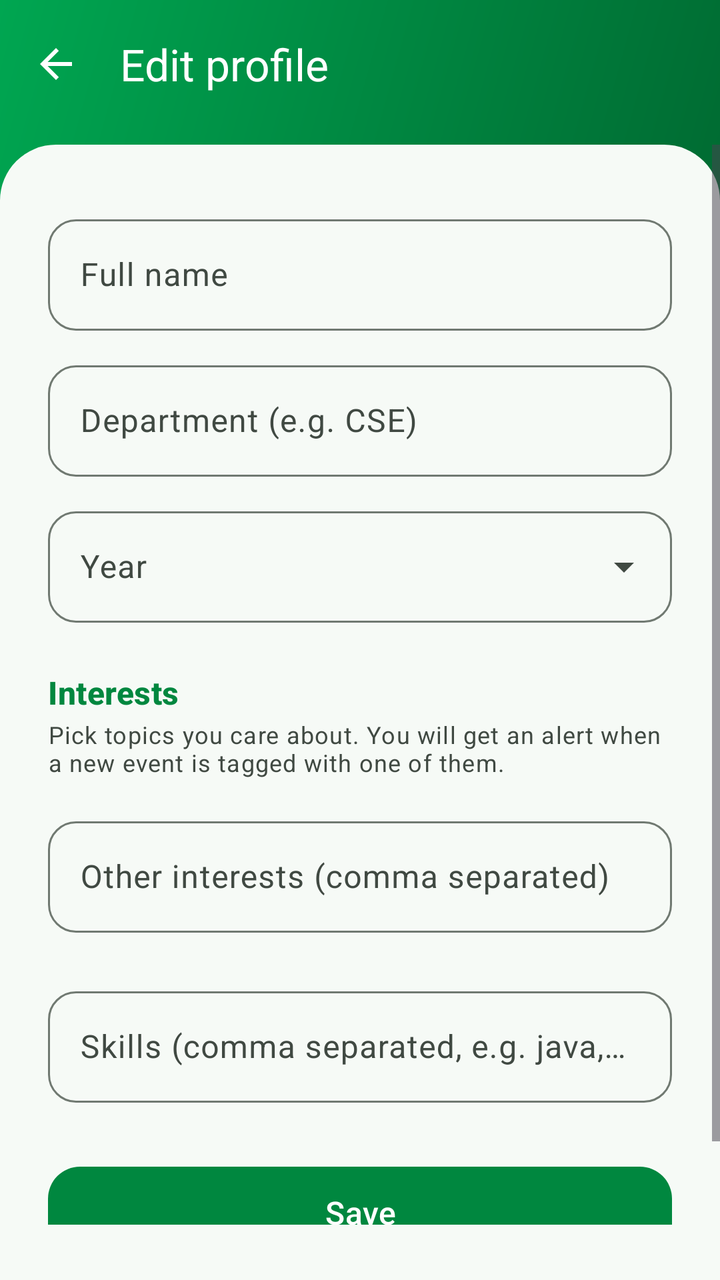
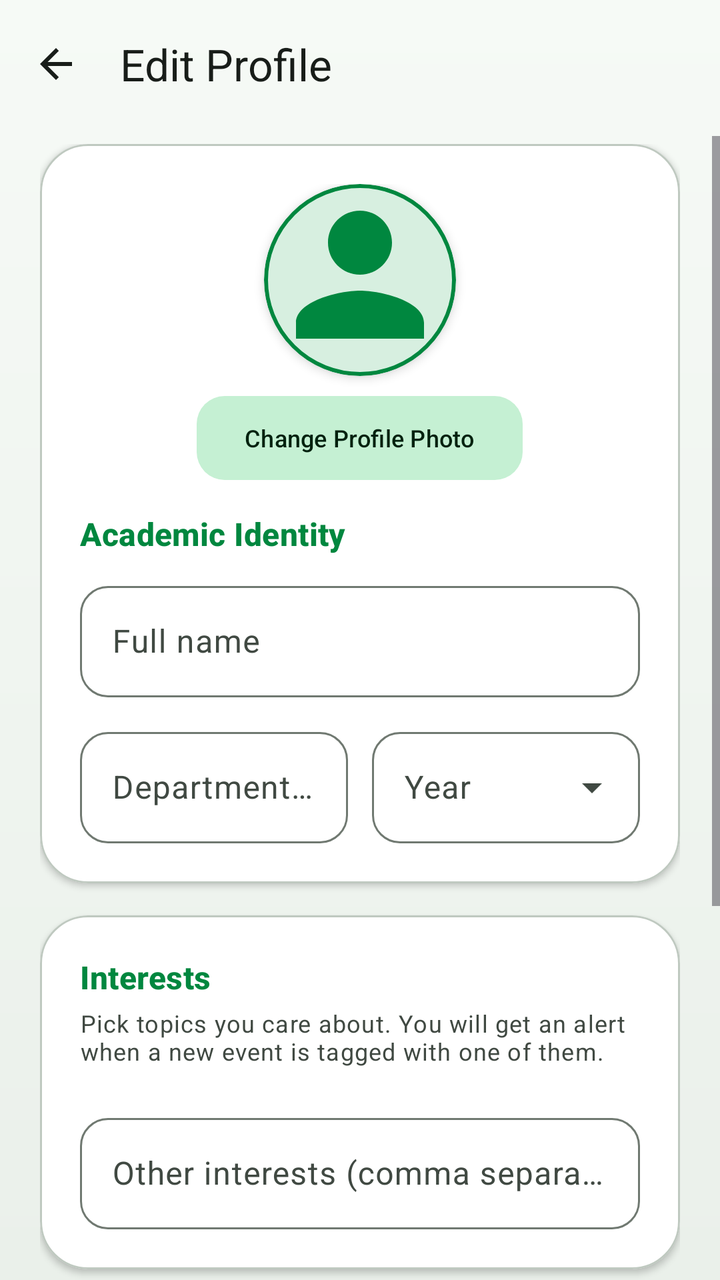

Screens rendered from an Android XML layout before and after an edit, with the pre-edit source and the edit as a unified diff.
<!-- AndroidManifest.xml: application theme Theme.ClubHub -->
<!-- res/layout/activity_edit_profile.xml -->
<?xml version="1.0" encoding="utf-8"?>
<LinearLayout xmlns:android="http://schemas.android.com/apk/res/android"
    xmlns:app="http://schemas.android.com/apk/res-auto"
    android:layout_width="match_parent"
    android:layout_height="match_parent"
    android:background="?attr/colorSurface"
    android:orientation="vertical">

    <LinearLayout
        android:id="@+id/header"
        android:layout_width="match_parent"
        android:layout_height="wrap_content"
        android:background="@drawable/bg_header_gradient"
        android:orientation="vertical"
        android:paddingBottom="36dp">

        <com.google.android.material.appbar.MaterialToolbar
            android:id="@+id/toolbar"
            android:layout_width="match_parent"
            android:layout_height="?attr/actionBarSize"
            android:background="@android:color/transparent"
            app:navigationIcon="@drawable/ic_arrow_back_white"
            app:title="@string/title_edit_profile"
            app:titleTextAppearance="?attr/textAppearanceTitleLarge"
            app:titleTextColor="@color/white" />
    </LinearLayout>

    <ScrollView
        android:layout_width="match_parent"
        android:layout_height="0dp"
        android:layout_marginTop="-28dp"
        android:layout_weight="1"
        android:background="@drawable/bg_sheet_top"
        android:fillViewport="true">

        <LinearLayout
            android:layout_width="match_parent"
            android:layout_height="wrap_content"
            android:orientation="vertical"
            android:padding="24dp">

            <com.google.android.material.textfield.TextInputLayout
                android:id="@+id/til_name"
                android:layout_width="match_parent"
                android:layout_height="wrap_content"
                android:layout_marginTop="8dp"
                android:hint="@string/hint_name">

                <com.google.android.material.textfield.TextInputEditText
                    android:id="@+id/et_name"
                    android:layout_width="match_parent"
                    android:layout_height="wrap_content"
                    android:inputType="textPersonName|textCapWords"
                    android:maxLines="1" />
            </com.google.android.material.textfield.TextInputLayout>

            <com.google.android.material.textfield.TextInputLayout
                android:id="@+id/til_department"
                android:layout_width="match_parent"
                android:layout_height="wrap_content"
                android:layout_marginTop="12dp"
                android:hint="@string/hint_department">

                <com.google.android.material.textfield.TextInputEditText
                    android:id="@+id/et_department"
                    android:layout_width="match_parent"
                    android:layout_height="wrap_content"
                    android:inputType="textCapCharacters"
                    android:maxLines="1" />
            </com.google.android.material.textfield.TextInputLayout>

            <com.google.android.material.textfield.TextInputLayout
                android:id="@+id/til_year"
                android:layout_width="match_parent"
                android:layout_height="wrap_content"
                android:layout_marginTop="12dp"
                android:hint="@string/hint_year"
                app:endIconDrawable="@drawable/ic_arrow_drop_down"
                app:endIconMode="custom">

                <com.google.android.material.textfield.TextInputEditText
                    android:id="@+id/et_year"
                    android:layout_width="match_parent"
                    android:layout_height="wrap_content"
                    android:clickable="true"
                    android:cursorVisible="false"
                    android:focusable="false"
                    android:inputType="none" />
            </com.google.android.material.textfield.TextInputLayout>

            <TextView
                android:layout_width="match_parent"
                android:layout_height="wrap_content"
                android:layout_marginTop="24dp"
                android:text="@string/label_interests"
                android:textAppearance="?attr/textAppearanceTitleMedium"
                android:textColor="?attr/colorPrimary"
                android:textStyle="bold" />

            <TextView
                android:layout_width="match_parent"
                android:layout_height="wrap_content"
                android:layout_marginTop="2dp"
                android:text="@string/interests_help"
                android:textAppearance="?attr/textAppearanceBodySmall"
                android:textColor="?attr/colorOnSurfaceVariant" />

            <com.google.android.material.chip.ChipGroup
                android:id="@+id/chip_group_interests"
                android:layout_width="match_parent"
                android:layout_height="wrap_content"
                android:layout_marginTop="8dp" />

            <com.google.android.material.textfield.TextInputLayout
                android:id="@+id/til_other_interests"
                android:layout_width="match_parent"
                android:layout_height="wrap_content"
                android:layout_marginTop="8dp"
                android:hint="@string/hint_other_interests">

                <com.google.android.material.textfield.TextInputEditText
                    android:id="@+id/et_other_interests"
                    android:layout_width="match_parent"
                    android:layout_height="wrap_content"
                    android:inputType="text"
                    android:maxLines="1" />
            </com.google.android.material.textfield.TextInputLayout>

            <com.google.android.material.textfield.TextInputLayout
                android:id="@+id/til_skills"
                android:layout_width="match_parent"
                android:layout_height="wrap_content"
                android:layout_marginTop="24dp"
                android:hint="@string/hint_skills">

                <com.google.android.material.textfield.TextInputEditText
                    android:id="@+id/et_skills"
                    android:layout_width="match_parent"
                    android:layout_height="wrap_content"
                    android:inputType="text"
                    android:maxLines="1" />
            </com.google.android.material.textfield.TextInputLayout>

            <com.google.android.material.button.MaterialButton
                android:id="@+id/btn_save"
                android:layout_width="match_parent"
                android:layout_height="wrap_content"
                android:layout_marginTop="28dp"
                android:minHeight="54dp"
                android:text="@string/action_save"
                android:textSize="16sp" />

            <com.google.android.material.progressindicator.CircularProgressIndicator
                android:id="@+id/progress"
                android:layout_width="wrap_content"
                android:layout_height="wrap_content"
                android:layout_gravity="center_horizontal"
                android:layout_marginTop="16dp"
                android:indeterminate="true"
                android:visibility="gone" />
        </LinearLayout>
    </ScrollView>
</LinearLayout>
<!-- resources referenced by this layout -->
<resources>
  <color name="white">#FFFFFF</color>
  <!-- drawable bg_header_gradient (drawable) -->
  <?xml version="1.0" encoding="utf-8"?>
  <shape xmlns:android="http://schemas.android.com/apk/res/android"
      android:shape="rectangle">
      <gradient
          android:angle="315"
          android:endColor="@color/header_end"
          android:startColor="@color/header_start"
          android:type="linear" />
  </shape>
  <!-- drawable bg_sheet_top (drawable) -->
  <?xml version="1.0" encoding="utf-8"?>
  <shape xmlns:android="http://schemas.android.com/apk/res/android"
      android:shape="rectangle">
      <solid android:color="?attr/colorSurface" />
      <corners
          android:topLeftRadius="28dp"
          android:topRightRadius="28dp" />
  </shape>
  <!-- drawable ic_arrow_back_white (drawable) -->
  <?xml version="1.0" encoding="utf-8"?>
  <vector xmlns:android="http://schemas.android.com/apk/res/android"
      android:width="24dp"
      android:height="24dp"
      android:viewportWidth="24"
      android:viewportHeight="24">
      <path
          android:fillColor="#FFFFFF"
          android:pathData="M20,11H7.83l5.59,-5.59L12,4l-8,8 8,8 1.41,-1.41L7.83,13H20v-2z" />
  </vector>
  <!-- drawable ic_arrow_drop_down (drawable) -->
  <?xml version="1.0" encoding="utf-8"?>
  <vector xmlns:android="http://schemas.android.com/apk/res/android"
      android:width="24dp"
      android:height="24dp"
      android:viewportWidth="24"
      android:viewportHeight="24"
      android:tint="?attr/colorControlNormal">
      <path
          android:fillColor="@android:color/white"
          android:pathData="M7,10l5,5 5,-5z" />
  </vector>
  <string name="action_save">Save</string>
  <string name="hint_department">Department (e.g. CSE)</string>
  <string name="hint_name">Full name</string>
  <string name="hint_other_interests">Other interests (comma separated)</string>
  <string name="hint_skills">Skills (comma separated, e.g. java, arduino)</string>
  <string name="hint_year">Year</string>
  <string name="interests_help">Pick topics you care about. You will get an alert when a new event is tagged with one of them.</string>
  <string name="label_interests">Interests</string>
  <string name="title_edit_profile">Edit profile</string>
  <style name="Theme.ClubHub" parent="Base.Theme.ClubHub" />
  <color name="header_end">#006B32</color>
  <color name="header_start">#00A651</color>
  <style name="Widget.ClubHub.TextInputLayout" parent="Widget.Material3.TextInputLayout.OutlinedBox">
          <item name="boxCornerRadiusTopStart">14dp</item>
          <item name="boxCornerRadiusTopEnd">14dp</item>
          <item name="boxCornerRadiusBottomStart">14dp</item>
          <item name="boxCornerRadiusBottomEnd">14dp</item>
      </style>
  <style name="Widget.ClubHub.Button" parent="Widget.Material3.Button">
          <item name="cornerRadius">16dp</item>
      </style>
  <!-- unchanged entries left out for length: 1 -->
</resources>

<!-- the commit's change to res/layout/activity_edit_profile.xml (unified diff, before → after) -->
@@ -3,16 +3,16 @@
     xmlns:app="http://schemas.android.com/apk/res-auto"
     android:layout_width="match_parent"
     android:layout_height="match_parent"
-    android:background="?attr/colorSurface"
+    android:background="@drawable/bg_screen_mint"
     android:orientation="vertical">
 
+    
     <LinearLayout
         android:id="@+id/header"
         android:layout_width="match_parent"
         android:layout_height="wrap_content"
-        android:background="@drawable/bg_header_gradient"
         android:orientation="vertical"
-        android:paddingBottom="36dp">
+        android:paddingBottom="4dp">
 
         <com.google.android.material.appbar.MaterialToolbar
             android:id="@+id/toolbar"
@@ -20,135 +20,272 @@
             android:layout_height="?attr/actionBarSize"
             android:background="@android:color/transparent"
             app:navigationIcon="@drawable/ic_arrow_back_white"
+            app:navigationIconTint="?attr/colorOnSurface"
             app:title="@string/title_edit_profile"
             app:titleTextAppearance="?attr/textAppearanceTitleLarge"
-            app:titleTextColor="@color/white" />
+            app:titleTextColor="?attr/colorOnSurface" />
     </LinearLayout>
 
     <ScrollView
         android:layout_width="match_parent"
         android:layout_height="0dp"
-        android:layout_marginTop="-28dp"
         android:layout_weight="1"
-        android:background="@drawable/bg_sheet_top"
         android:fillViewport="true">
 
         <LinearLayout
             android:layout_width="match_parent"
             android:layout_height="wrap_content"
             android:orientation="vertical"
-            android:padding="24dp">
-
-            <com.google.android.material.textfield.TextInputLayout
-                android:id="@+id/til_name"
+            android:paddingHorizontal="20dp"
+            android:paddingTop="4dp"
+            android:paddingBottom="28dp">
+
+            
+            <com.google.android.material.card.MaterialCardView
                 android:layout_width="match_parent"
                 android:layout_height="wrap_content"
-                android:layout_marginTop="8dp"
-                android:hint="@string/hint_name">
-
-                <com.google.android.material.textfield.TextInputEditText
-                    android:id="@+id/et_name"
+                app:cardBackgroundColor="?attr/colorSurfaceContainerLowest"
+                app:cardCornerRadius="24dp"
+                app:cardElevation="2dp"
+                app:strokeColor="?attr/colorOutlineVariant"
+                app:strokeWidth="1dp">
+
+                <LinearLayout
                     android:layout_width="match_parent"
                     android:layout_height="wrap_content"
-                    android:inputType="textPersonName|textCapWords"
-                    android:maxLines="1" />
-            </com.google.android.material.textfield.TextInputLayout>
-
-            <com.google.android.material.textfield.TextInputLayout
-                android:id="@+id/til_department"
+                    android:orientation="vertical"
+                    android:padding="20dp">
+
+                    <LinearLayout
+                        android:layout_width="match_parent"
+                        android:layout_height="wrap_content"
+                        android:gravity="center_horizontal"
+                        android:orientation="vertical"
+                        android:paddingBottom="8dp">
+
+                        <com.google.android.material.card.MaterialCardView
+                            android:id="@+id/card_pick_photo"
+                            android:layout_width="96dp"
+                            android:layout_height="96dp"
+                            android:clickable="true"
+                            android:focusable="true"
+                            app:cardCornerRadius="48dp"
+                            app:cardElevation="3dp"
+                            app:strokeColor="?attr/colorPrimary"
+                            app:strokeWidth="2dp">
+
+                            <ImageView
+                                android:id="@+id/iv_profile_photo"
+                                android:layout_width="match_parent"
+                                android:layout_height="match_parent"
+                                android:contentDescription="@string/title_profile"
+                                android:scaleType="centerCrop"
+                                android:src="@drawable/ic_default_user_avatar" />
+                        </com.google.android.material.card.MaterialCardView>
+
+                        <com.google.android.material.button.MaterialButton
+                            android:id="@+id/btn_change_photo"
+                            style="@style/Widget.Material3.Button.TonalButton"
+                            android:layout_width="wrap_content"
+                            android:layout_height="wrap_content"
+                            android:layout_marginTop="10dp"
+                            android:insetTop="0dp"
+                            android:insetBottom="0dp"
+                            android:maxLines="1"
+                            android:minHeight="42dp"
+                            android:text="@string/action_upload_profile_photo"
+                            android:textSize="12sp"
+                            app:cornerRadius="14dp" />
+                    </LinearLayout>
+
+                    <TextView
+                        android:layout_width="match_parent"
+                        android:layout_height="wrap_content"
+                        android:layout_marginTop="8dp"
+                        android:text="Academic Identity"
+                        android:textAppearance="?attr/textAppearanceTitleMedium"
+                        android:textColor="?attr/colorPrimary"
+                        android:textStyle="bold" />
+
+                    <com.google.android.material.textfield.TextInputLayout
+                        android:id="@+id/til_name"
+                        android:layout_width="match_parent"
+                        android:layout_height="wrap_content"
+                        android:layout_marginTop="10dp"
+                        android:hint="@string/hint_name">
+
+                        <com.google.android.material.textfield.TextInputEditText
+                            android:id="@+id/et_name"
+                            android:layout_width="match_parent"
+                            android:layout_height="wrap_content"
+                            android:inputType="textPersonName|textCapWords"
+                            android:maxLines="1" />
+                    </com.google.android.material.textfield.TextInputLayout>
+
+                    <LinearLayout
+                        android:layout_width="match_parent"
+                        android:layout_height="wrap_content"
+                        android:layout_marginTop="12dp"
+                        android:baselineAligned="false"
+                        android:orientation="horizontal">
+
+                        <com.google.android.material.textfield.TextInputLayout
+                            android:id="@+id/til_department"
+                            android:layout_width="0dp"
+                            android:layout_height="wrap_content"
+                            android:layout_marginEnd="6dp"
+                            android:layout_weight="1"
+                            android:hint="@string/hint_department">
+
+                            <com.google.android.material.textfield.TextInputEditText
+                                android:id="@+id/et_department"
+                                android:layout_width="match_parent"
+                                android:layout_height="wrap_content"
+                                android:inputType="textCapCharacters"
+                                android:maxLines="1" />
+                        </com.google.android.material.textfield.TextInputLayout>
+
+                        <com.google.android.material.textfield.TextInputLayout
+                            android:id="@+id/til_year"
+                            android:layout_width="0dp"
+                            android:layout_height="wrap_content"
+                            android:layout_marginStart="6dp"
+                            android:layout_weight="1"
+                            android:hint="@string/hint_year"
+                            app:endIconDrawable="@drawable/ic_arrow_drop_down"
+                            app:endIconMode="custom">
+
+                            <com.google.android.material.textfield.TextInputEditText
+                                android:id="@+id/et_year"
+                                android:layout_width="match_parent"
+                                android:layout_height="wrap_content"
+                                android:clickable="true"
+                                android:cursorVisible="false"
+                                android:focusable="false"
+                                android:inputType="none" />
+                        </com.google.android.material.textfield.TextInputLayout>
+                    </LinearLayout>
+                </LinearLayout>
+            </com.google.android.material.card.MaterialCardView>
+
+            
+            <com.google.android.material.card.MaterialCardView
                 android:layout_width="match_parent"
                 android:layout_height="wrap_content"
-                android:layout_marginTop="12dp"
-                android:hint="@string/hint_department">
-
-                <com.google.android.material.textfield.TextInputEditText
-                    android:id="@+id/et_department"
+                android:layout_marginTop="16dp"
+                app:cardBackgroundColor="?attr/colorSurfaceContainerLowest"
+                app:cardCornerRadius="24dp"
+                app:cardElevation="2dp"
+                app:strokeColor="?attr/colorOutlineVariant"
+                app:strokeWidth="1dp">
+
+                <LinearLayout
                     android:layout_width="match_parent"
                     android:layout_height="wrap_content"
-                    android:inputType="textCapCharacters"
-                    android:maxLines="1" />
-            </com.google.android.material.textfield.TextInputLayout>
-
-            <com.google.android.material.textfield.TextInputLayout
-                android:id="@+id/til_year"
+                    android:orientation="vertical"
+                    android:padding="20dp">
+
+                    <TextView
+                        android:layout_width="match_parent"
+                        android:layout_height="wrap_content"
+                        android:text="@string/label_interests"
+                        android:textAppearance="?attr/textAppearanceTitleMedium"
+                        android:textColor="?attr/colorPrimary"
+                        android:textStyle="bold" />
+
+                    <TextView
+                        android:layout_width="match_parent"
+                        android:layout_height="wrap_content"
+                        android:layout_marginTop="4dp"
+                        android:text="@string/interests_help"
+                        android:textAppearance="?attr/textAppearanceBodySmall"
+                        android:textColor="?attr/colorOnSurfaceVariant" />
+
+                    <com.google.android.material.chip.ChipGroup
+                        android:id="@+id/chip_group_interests"
+                        android:layout_width="match_parent"
+                        android:layout_height="wrap_content"
+                        android:layout_marginTop="10dp" />
+
+                    <com.google.android.material.textfield.TextInputLayout
+                        android:id="@+id/til_other_interests"
+                        android:layout_width="match_parent"
+                        android:layout_height="wrap_content"
+                        android:layout_marginTop="10dp"
+                        android:hint="@string/hint_other_interests">
+
+                        <com.google.android.material.textfield.TextInputEditText
+                            android:id="@+id/et_other_interests"
+                            android:layout_width="match_parent"
+                            android:layout_height="wrap_content"
+                            android:inputType="text"
+                            android:maxLines="1" />
+                    </com.google.android.material.textfield.TextInputLayout>
+                </LinearLayout>
+            </com.google.android.material.card.MaterialCardView>
+
+            
+            <com.google.android.material.card.MaterialCardView
                 android:layout_width="match_parent"
                 android:layout_height="wrap_content"
-                android:layout_marginTop="12dp"
-                android:hint="@string/hint_year"
-                app:endIconDrawable="@drawable/ic_arrow_drop_down"
-                app:endIconMode="custom">
-
-                <com.google.android.material.textfield.TextInputEditText
-                    android:id="@+id/et_year"
+                android:layout_marginTop="16dp"
+                app:cardBackgroundColor="?attr/colorSurfaceContainerLowest"
+                app:cardCornerRadius="24dp"
+                app:cardElevation="2dp"
+                app:strokeColor="?attr/colorOutlineVariant"
+                app:strokeWidth="1dp">
+
+                <LinearLayout
                     android:layout_width="match_parent"
                     android:layout_height="wrap_content"
-                    android:clickable="true"
-                    android:cursorVisible="false"
-                    android:focusable="false"
-                    android:inputType="none" />
-            </com.google.android.material.textfield.TextInputLayout>
-
-            <TextView
-                android:layout_width="match_parent"
-                android:layout_height="wrap_content"
-                android:layout_marginTop="24dp"
-                android:text="@string/label_interests"
-                android:textAppearance="?attr/textAppearanceTitleMedium"
-                android:textColor="?attr/colorPrimary"
-                android:textStyle="bold" />
-
-            <TextView
-                android:layout_width="match_parent"
-                android:layout_height="wrap_content"
-                android:layout_marginTop="2dp"
-                android:text="@string/interests_help"
-                android:textAppearance="?attr/textAppearanceBodySmall"
-                android:textColor="?attr/colorOnSurfaceVariant" />
-
-            <com.google.android.material.chip.ChipGroup
-                android:id="@+id/chip_group_interests"
-                android:layout_width="match_parent"
-                android:layout_height="wrap_content"
-                android:layout_marginTop="8dp" />
-
-            <com.google.android.material.textfield.TextInputLayout
-                android:id="@+id/til_other_interests"
-                android:layout_width="match_parent"
-                android:layout_height="wrap_content"
-                android:layout_marginTop="8dp"
-                android:hint="@string/hint_other_interests">
-
-                <com.google.android.material.textfield.TextInputEditText
-                    android:id="@+id/et_other_interests"
-                    android:layout_width="match_parent"
-                    android:layout_height="wrap_content"
-                    android:inputType="text"
-                    android:maxLines="1" />
-            </com.google.android.material.textfield.TextInputLayout>
-
-            <com.google.android.material.textfield.TextInputLayout
-                android:id="@+id/til_skills"
-                android:layout_width="match_parent"
-                android:layout_height="wrap_content"
-                android:layout_marginTop="24dp"
-                android:hint="@string/hint_skills">
-
-                <com.google.android.material.textfield.TextInputEditText
-                    android:id="@+id/et_skills"
-                    android:layout_width="match_parent"
-                    android:layout_height="wrap_content"
-                    android:inputType="text"
-                    android:maxLines="1" />
-            </com.google.android.material.textfield.TextInputLayout>
+                    android:orientation="vertical"
+                    android:padding="20dp">
+
+                    <TextView
+                        android:layout_width="match_parent"
+                        android:layout_height="wrap_content"
+                        android:text="@string/label_skills"
+                        android:textAppearance="?attr/textAppearanceTitleMedium"
+                        android:textColor="?attr/colorPrimary"
+                        android:textStyle="bold" />
+
+                    <TextView
+                        android:layout_width="match_parent"
+                        android:layout_height="wrap_content"
+                        android:layout_marginTop="4dp"
+                        android:text="Used to match you with competition teams looking for your skills."
+                        android:textAppearance="?attr/textAppearanceBodySmall"
+                        android:textColor="?attr/colorOnSurfaceVariant" />
+
+                    <com.google.android.material.textfield.TextInputLayout
+                        android:id="@+id/til_skills"
+                        android:layout_width="match_parent"
+                        android:layout_height="wrap_content"
+                        android:layout_marginTop="10dp"
+                        android:hint="@string/hint_skills">
+
+                        <com.google.android.material.textfield.TextInputEditText
+                            android:id="@+id/et_skills"
+                            android:layout_width="match_parent"
+                            android:layout_height="wrap_content"
+                            android:inputType="text"
+                            android:maxLines="1" />
+                    </com.google.android.material.textfield.TextInputLayout>
+                </LinearLayout>
+            </com.google.android.material.card.MaterialCardView>
 
             <com.google.android.material.button.MaterialButton
                 android:id="@+id/btn_save"
                 android:layout_width="match_parent"
                 android:layout_height="wrap_content"
-                android:layout_marginTop="28dp"
-                android:minHeight="54dp"
+                android:layout_marginTop="20dp"
+                android:insetTop="0dp"
+                android:insetBottom="0dp"
+                android:maxLines="1"
+                android:minHeight="52dp"
                 android:text="@string/action_save"
-                android:textSize="16sp" />
+                android:textSize="15sp"
+                app:cornerRadius="16dp" />
 
             <com.google.android.material.progressindicator.CircularProgressIndicator
                 android:id="@+id/progress"
<!-- resource entries referenced after the edit -->
@@ -1,24 +1,15 @@
 <!-- resources referenced by this layout -->
 <resources>
-  <color name="white">#FFFFFF</color>
-  <!-- drawable bg_header_gradient (drawable) -->
+  <!-- drawable bg_screen_mint (drawable) -->
   <?xml version="1.0" encoding="utf-8"?>
   <shape xmlns:android="http://schemas.android.com/apk/res/android"
       android:shape="rectangle">
       <gradient
-          android:angle="315"
-          android:endColor="@color/header_end"
-          android:startColor="@color/header_start"
+          android:angle="270"
+          android:startColor="?attr/colorSurface"
+          android:centerColor="?attr/colorSurfaceContainerLow"
+          android:endColor="?attr/colorSurfaceContainer"
           android:type="linear" />
-  </shape>
-  <!-- drawable bg_sheet_top (drawable) -->
-  <?xml version="1.0" encoding="utf-8"?>
-  <shape xmlns:android="http://schemas.android.com/apk/res/android"
-      android:shape="rectangle">
-      <solid android:color="?attr/colorSurface" />
-      <corners
-          android:topLeftRadius="28dp"
-          android:topRightRadius="28dp" />
   </shape>
   <!-- drawable ic_arrow_back_white (drawable) -->
   <?xml version="1.0" encoding="utf-8"?>
@@ -43,7 +34,22 @@
           android:fillColor="@android:color/white"
           android:pathData="M7,10l5,5 5,-5z" />
   </vector>
-  <string name="action_save">Save</string>
+  <!-- drawable ic_default_user_avatar (drawable) -->
+  <?xml version="1.0" encoding="utf-8"?>
+  <vector xmlns:android="http://schemas.android.com/apk/res/android"
+      android:width="72dp"
+      android:height="72dp"
+      android:viewportWidth="72"
+      android:viewportHeight="72">
+      <path
+          android:fillColor="#D7EFE0"
+          android:pathData="M36,36m-36,0a36,36 0 1,1 72,0a36,36 0 1,1 -72,0" />
+      <path
+          android:fillColor="#00873F"
+          android:pathData="M36,34c6.63,0 12,-5.37 12,-12s-5.37,-12 -12,-12 -12,5.37 -12,12 5.37,12 12,12zM36,40c-8.01,0 -24,4.02 -24,12v6h48v-6c0,-7.98 -15.99,-12 -24,-12z" />
+  </vector>
+  <string name="action_save">Save Changes</string>
+  <string name="action_upload_profile_photo">Change Profile Photo</string>
   <string name="hint_department">Department (e.g. CSE)</string>
   <string name="hint_name">Full name</string>
   <string name="hint_other_interests">Other interests (comma separated)</string>
@@ -51,10 +57,10 @@
   <string name="hint_year">Year</string>
   <string name="interests_help">Pick topics you care about. You will get an alert when a new event is tagged with one of them.</string>
   <string name="label_interests">Interests</string>
-  <string name="title_edit_profile">Edit profile</string>
+  <string name="label_skills">Skills</string>
+  <string name="title_edit_profile">Edit Profile</string>
+  <string name="title_profile">Profile</string>
   <style name="Theme.ClubHub" parent="Base.Theme.ClubHub" />
-  <color name="header_end">#006B32</color>
-  <color name="header_start">#00A651</color>
   <style name="Widget.ClubHub.TextInputLayout" parent="Widget.Material3.TextInputLayout.OutlinedBox">
           <item name="boxCornerRadiusTopStart">14dp</item>
           <item name="boxCornerRadiusTopEnd">14dp</item>
